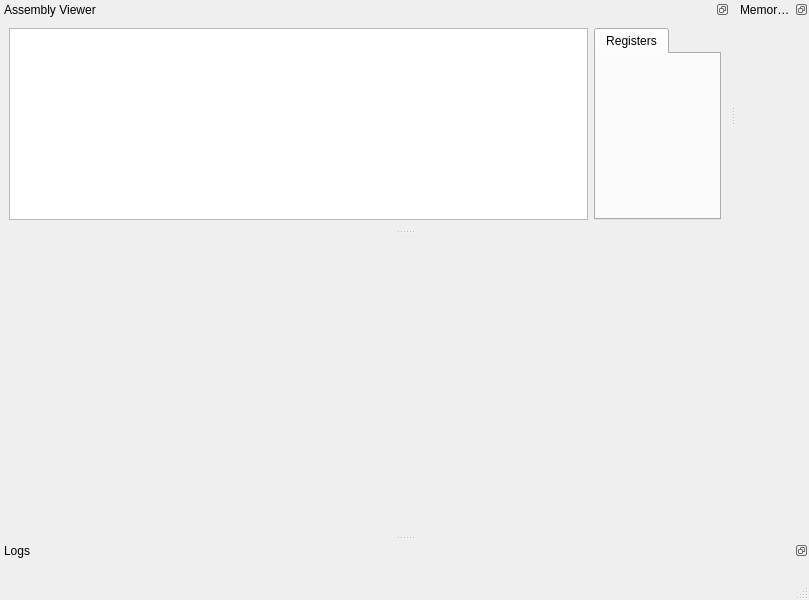
Qt form qt/qpspe4all.ui (lemmore22/pspe4all) before a commit.
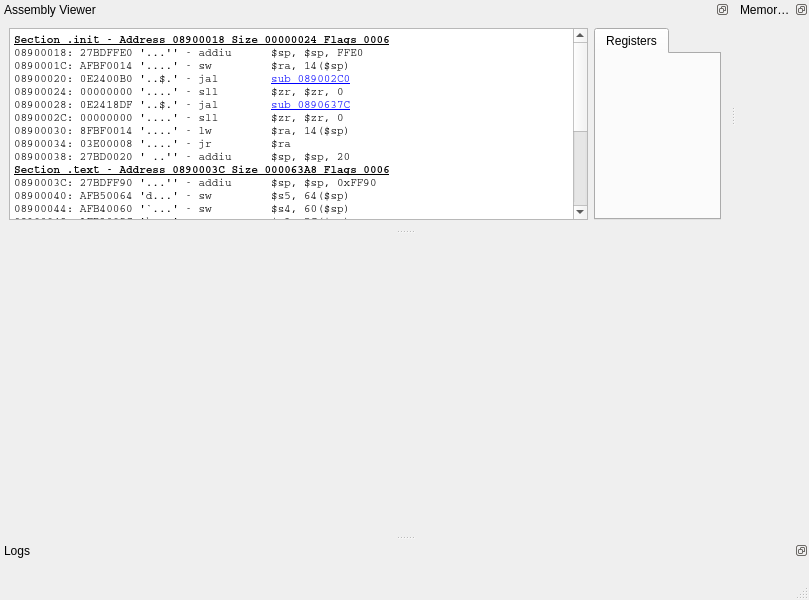
The same form after that commit. Custom widgets are drawn as their Qt base class.

Commit message: - processor still in progress - disassembler still in progress - memory editor : background is now white as it should be for an edit widget

The edit to the form file:
```diff
--- a/qt/qpspe4all.ui
+++ b/qt/qpspe4all.ui
@@ -92,6 +92,18 @@
          <verstretch>0</verstretch>
         </sizepolicy>
        </property>
+       <property name="font" >
+        <font>
+         <family>Courier</family>
+        </font>
+       </property>
+       <property name="html" >
+        <string>&lt;!DOCTYPE HTML PUBLIC "-//W3C//DTD HTML 4.0//EN" "http://www.w3.org/TR/REC-html40/strict.dtd">
+&lt;html>&lt;head>&lt;meta name="qrichtext" content="1" />&lt;style type="text/css">
+p, li { white-space: pre-wrap; }
+&lt;/style>&lt;/head>&lt;body style=" font-family:'Courier'; font-size:8.25pt; font-weight:400; font-style:normal;">
+&lt;p style=" margin-top:12px; margin-bottom:12px; margin-left:0px; margin-right:0px; -qt-block-indent:0; text-indent:0px; font-family:'Courrier'; font-size:8pt;">&lt;span style=" font-family:'Courier New,courier'; font-weight:600; text-decoration: underline;">Section .init - Address 08900018 Size 00000024 Flags 0006&lt;/span>&lt;span style=" font-family:'Courier New,courier';">&lt;br />08900018: 27BDFFE0 '...'' - addiu      $sp, $sp, FFE0&lt;br />0890001C: AFBF0014 '....' - sw         $ra, 14($sp)&lt;br />08900020: 0E2400B0 '..$.' - jal        &lt;/span>&lt;a href="#sub_089002C0">&lt;span style=" font-family:'Courier New,courier'; text-decoration: underline; color:#0000ff;">sub_089002C0&lt;/span>&lt;/a>&lt;span style=" font-family:'Courier New,courier';">&lt;br />08900024: 00000000 '....' - sll        $zr, $zr, 0&lt;br />08900028: 0E2418DF '..$.' - jal        &lt;/span>&lt;a href="#sub_0890637C">&lt;span style=" font-family:'Courier New,courier'; text-decoration: underline; color:#0000ff;">sub_0890637C&lt;/span>&lt;/a>&lt;span style=" font-family:'Courier New,courier';">&lt;br />0890002C: 00000000 '....' - sll        $zr, $zr, 0&lt;br />08900030: 8FBF0014 '....' - lw         $ra, 14($sp)&lt;br />08900034: 03E00008 '....' - jr         $ra&lt;br />08900038: 27BD0020 ' ..'' - addiu      $sp, $sp, 20&lt;br />&lt;/span>&lt;span style=" font-family:'Courier New,courier'; font-weight:600; text-decoration: underline;">Section .text - Address 0890003C Size 000063A8 Flags 0006&lt;/span>&lt;span style=" font-family:'Courier New,courier';">&lt;br />0890003C: 27BDFF90 '...'' - addiu      $sp, $sp, 0xFF90&lt;br />08900040: AFB50064 'd...' - sw         $s5, 64($sp)&lt;br />08900044: AFB40060 '`...' - sw         $s4, 60($sp)&lt;br />08900048: AFB3005C '\...' - sw         $s3, 5C($sp)&lt;br />0890004C: AFB20058 'X...' - sw         $s2, 58($sp)&lt;br />08900050: AFB10054 'T...' - sw         $s1, 54($sp)&lt;br />08900054: AFB00050 'P...' - sw         $s0, 50($sp)&lt;br />08900058: 0080A021 '!...' - addu       $s4, $a0, $zr&lt;br />0890005C: 00A09821 '!...' - addu       $s3, $a1, $zr&lt;br />08900060: 00009021 '!...' - addu       $s2, $zr, $zr&lt;br />08900064: 00008021 '!...' - addu       $s0, $zr, $zr&lt;br />08900068: 03A08821 '!...' - addu       $s1, $sp, $zr&lt;br />0890006C: 24150013 '...$' - addiu      $s5, $zr, 13&lt;br />08900070: 0A240025 '%.$.' - j          &lt;/span>&lt;a href="#loc_08900094">&lt;span style=" font-family:'Courier New,courier'; text-decoration: underline; color:#0000ff;">loc_08900094&lt;/span>&lt;/a>&lt;span style=" font-family:'Courier New,courier';">&lt;br />08900074: AFBF0068 'h...' - sw         $ra, 68($sp)&lt;/span>&lt;/p>&lt;/body>&lt;/html></string>
+       </property>
       </widget>
      </item>
      <item row="0" column="1" >
```
The commit also changes 48 other files.
